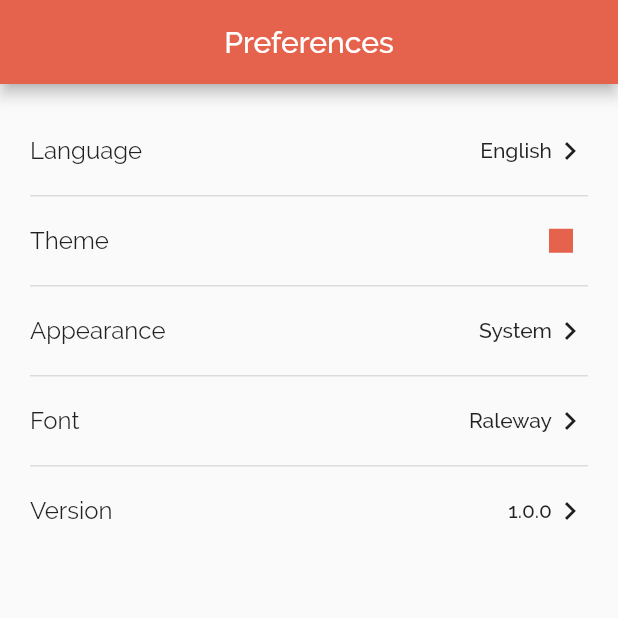
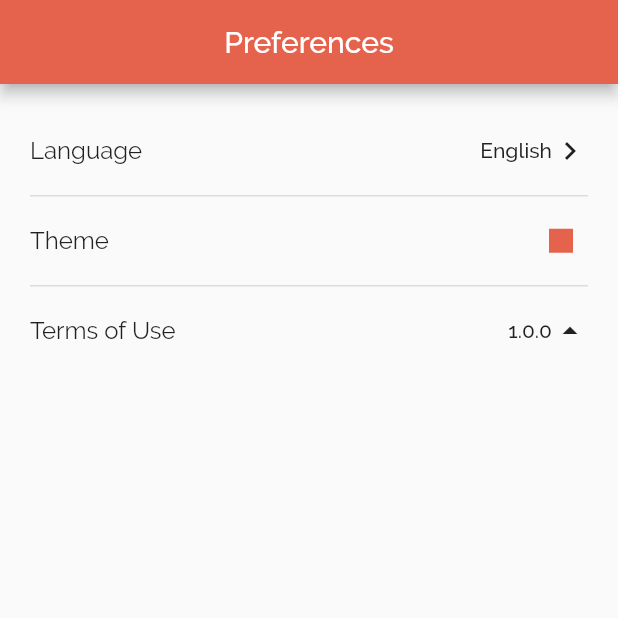
Before and after one commit to shariqak14/safe-app, a Flutter app: the Profile screen opened directly, on a phone screen of 412 x 824 dp, the top half of it. Run offline on Flutter 3.47's test engine with Material 2 defaults, Android fonts, the light colour scheme and no system bars; our stand-ins replace bloc, flutter_bloc, flutter_spinbox, flutter_swiper, shared_preferences, shimmer; accounts and stored records are empty.

Commit message:
ui changes in settings tab

```diff
--- a/assets/locale/en.json
+++ b/assets/locale/en.json
@@ -132,5 +132,6 @@
   "view_list": "View List",
   "more_options": "Explore More Options",
   "pref": "Preferences",
-  "general": "General"
+  "general": "General",
+  "terms_of_use": "Terms of Use"
 }
--- a/lib/blocs/application/application_bloc.dart
+++ b/lib/blocs/application/application_bloc.dart
@@ -78,7 +78,7 @@ class ApplicationBloc extends Bloc<ApplicationEvent, ApplicationState> {
             darkOption = DarkOption.alwaysOn;
             break;
           default:
-            darkOption = DarkOption.dynamic;
+            darkOption = DarkOption.alwaysOff;
         }
       }
 
--- a/lib/screens/profile/profile.dart
+++ b/lib/screens/profile/profile.dart
@@ -166,50 +166,10 @@ class _ProfileState extends State<Profile> {
               ),
             ),
             AppListTitle(
-              title: Translate.of(context).translate('dark_mode'),
-              onPressed: _showDarkModeSetting,
-              trailing: Row(
-                children: <Widget>[
-                  Text(
-                    Translate.of(context).translate(
-                      UtilTheme.exportLangTheme(AppTheme.darkThemeOption),
-                    ),
-                    style: Theme.of(context).textTheme.bodyText1,
-                  ),
-                  RotatedBox(
-                    quarterTurns: UtilLanguage.isRTL() ? 2 : 0,
-                    child: Icon(
-                      Icons.keyboard_arrow_right,
-                      textDirection: TextDirection.ltr,
-                    ),
-                  ),
-                ],
-              ),
-            ),
-            AppListTitle(
-              title: Translate.of(context).translate('font'),
+              title: Translate.of(context).translate('terms_of_use'),
               onPressed: () {
-                _onNavigate(Routes.fontSetting);
+                _onNavigate(Routes.changeLanguage);
               },
-              trailing: Row(
-                children: <Widget>[
-                  Text(
-                    AppTheme.currentFont,
-                    style: Theme.of(context).textTheme.bodyText1,
-                  ),
-                  RotatedBox(
-                    quarterTurns: UtilLanguage.isRTL() ? 2 : 0,
-                    child: Icon(
-                      Icons.keyboard_arrow_right,
-                      textDirection: TextDirection.ltr,
-                    ),
-                  ),
-                ],
-              ),
-            ),
-            AppListTitle(
-              title: Translate.of(context).translate('version'),
-              onPressed: () {},
               trailing: Row(
                 children: <Widget>[
                   Text(
@@ -219,7 +179,7 @@ class _ProfileState extends State<Profile> {
                   RotatedBox(
                     quarterTurns: UtilLanguage.isRTL() ? 2 : 0,
                     child: Icon(
-                      Icons.keyboard_arrow_right,
+                      Icons.arrow_drop_up,
                       textDirection: TextDirection.ltr,
                     ),
                   ),
```
Also changed, not shown: 1 other file.
